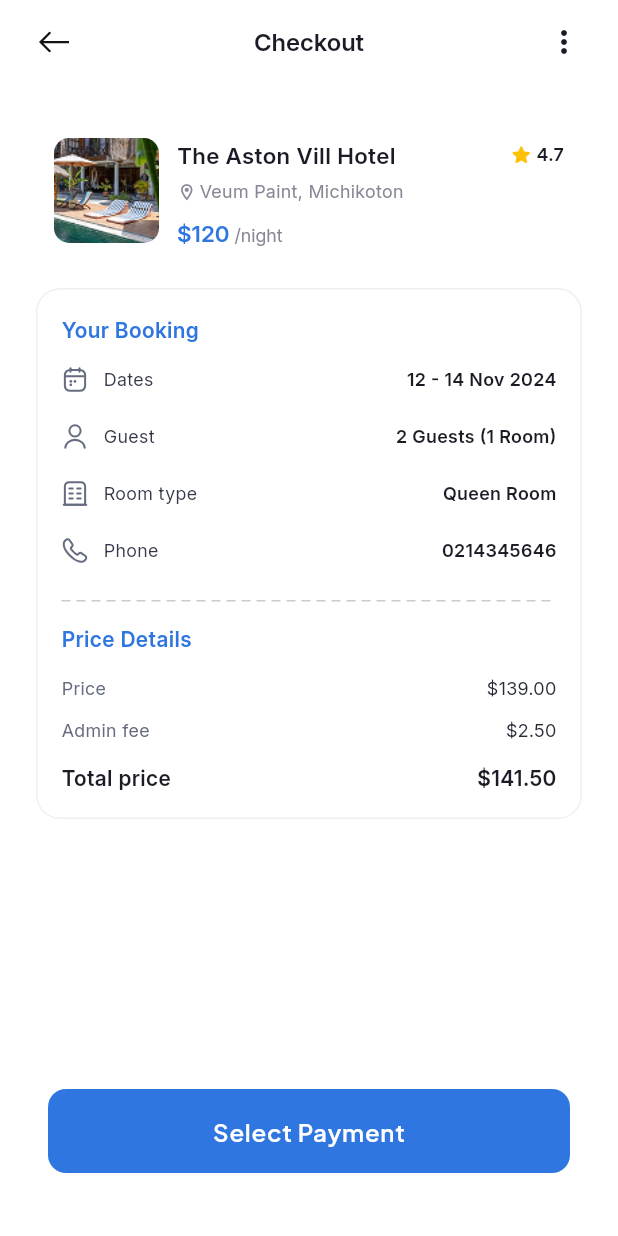
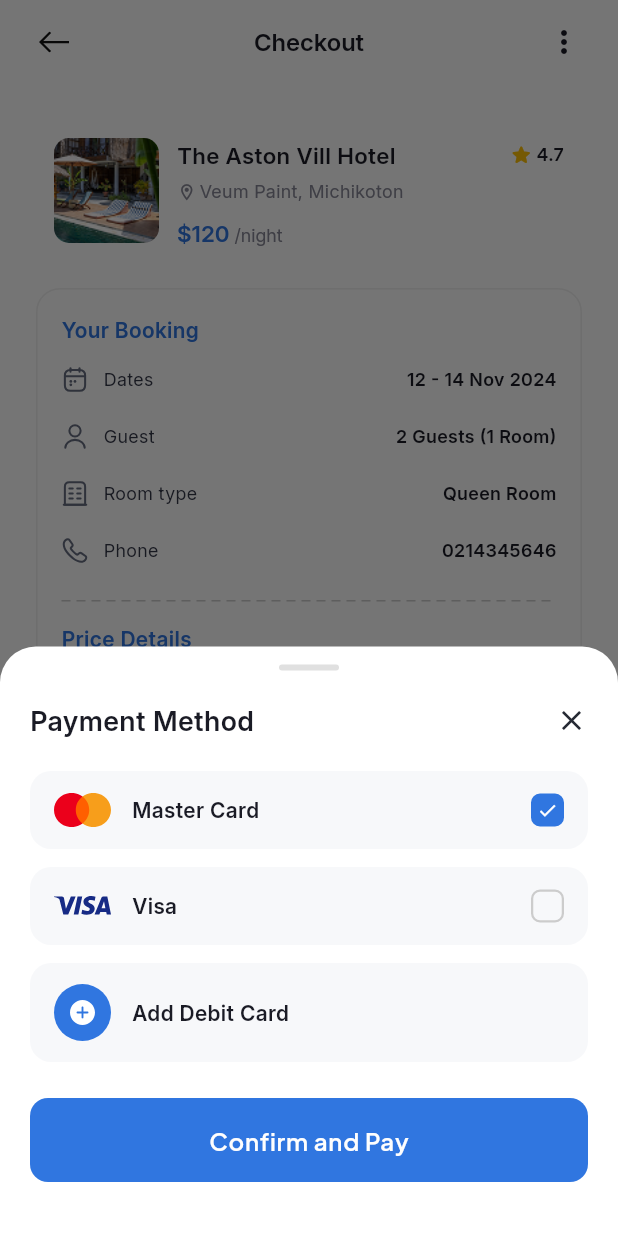
Before and after one commit to sohaib-khalifa/grand_hotel, a Flutter app: the CheckoutScreen screen opened directly, after a tap on "Select Payment", on a phone screen of 412 x 824 dp. Run offline on Flutter 3.47's test engine with Material 3 defaults, Android fonts, the phone set to English and light mode, and no system bars; our stand-ins replace calendar_date_picker2, flutter_svg.

Commit message:
feat(Payment): implement payment method bottom sheet with selection logic
- Create PaymentMethodBottomSheet as StatefulWidget
- Add static helper method to show modal bottom sheet
- Implement payment selection state (MasterCard & Visa)
- Create reusable PaymentOption widget
- Add custom checkbox UI with selected state styling
- Implement "Add Debit Card" action item
- Integrate confirm and pay button with dismiss action
- Apply custom styling and spacing to match design

```diff
--- a/lib/core/constants/app_images.dart
+++ b/lib/core/constants/app_images.dart
@@ -7,6 +7,10 @@ class AppImages {
   static const String calendar2Svg = 'assets/icons/calendar-2.svg';
   static const String callSvg = 'assets/icons/call.svg';
   static const String userSvg = 'assets/icons/user.svg';
+  static const String addCircleSvg = 'assets/icons/add-circle.svg';
+  static const String mastercardSvg = 'assets/icons/mastercard.svg';
+  static const String visaSvg = 'assets/icons/visa.svg';
+
   // Images
   static const String astonVillHotel = 'assets/images/aston-vill-hotel.png';
 
--- a/lib/features/booking_flow/screens/checkout_screen.dart
+++ b/lib/features/booking_flow/screens/checkout_screen.dart
@@ -6,6 +6,7 @@ import 'package:grand_hotel/core/styles/app_color.dart';
 import 'package:grand_hotel/core/styles/app_text_style.dart';
 import 'package:grand_hotel/core/widgets/app_button.dart';
 import 'package:grand_hotel/core/widgets/custom_svg_picture.dart';
+import 'package:grand_hotel/features/booking_flow/screens/payment_method_bottom_sheet.dart';
 import 'package:grand_hotel/features/booking_flow/widgets/booking_row.dart';
 import 'package:grand_hotel/features/booking_flow/widgets/dashed_divider.dart';
 import 'package:grand_hotel/features/booking_flow/widgets/price_row.dart';
@@ -240,7 +241,9 @@ class CheckoutScreen extends StatelessWidget {
           Padding(
             padding: const EdgeInsets.fromLTRB(32, 12, 32, 42),
             child: AppButton(
-              onPressed: () {},
+              onPressed: () {
+                PaymentMethodBottomSheet.show(context);
+              },
               title: 'Select Payment',
               backgroundColor: AppColors.primary600,
             ),
--- /dev/null
+++ b/lib/features/booking_flow/screens/payment_method_bottom_sheet.dart
@@ -0,0 +1,137 @@
+import 'package:flutter/material.dart';
+
+import 'package:grand_hotel/core/constants/app_images.dart';
+import 'package:grand_hotel/core/styles/app_color.dart';
+import 'package:grand_hotel/core/styles/app_text_style.dart';
+import 'package:grand_hotel/core/widgets/app_button.dart';
+import 'package:grand_hotel/core/widgets/custom_svg_picture.dart';
+import 'package:grand_hotel/features/booking_flow/widgets/payment_option.dart';
+
+class PaymentMethodBottomSheet extends StatefulWidget {
+  const PaymentMethodBottomSheet({super.key});
+
+  static void show(BuildContext context) {
+    showModalBottomSheet(
+      context: context,
+      isScrollControlled: true,
+      backgroundColor: Colors.transparent,
+      builder: (context) => const PaymentMethodBottomSheet(),
+    );
+  }
+
+  @override
+  State<PaymentMethodBottomSheet> createState() =>
+      _PaymentMethodBottomSheetState();
+}
+
+class _PaymentMethodBottomSheetState extends State<PaymentMethodBottomSheet> {
+  // 0 = MasterCard, 1 = Visa, null = none
+  int _selected = 0;
+
+  @override
+  Widget build(BuildContext context) {
+    return Container(
+      decoration: const BoxDecoration(
+        color: AppColors.white,
+        borderRadius: BorderRadius.vertical(top: Radius.circular(24)),
+      ),
+      padding: const EdgeInsets.fromLTRB(20, 12, 20, 36),
+      child: Column(
+        mainAxisSize: MainAxisSize.min,
+        children: [
+          // ── Handle ──
+          Container(
+            width: 40,
+            height: 4,
+            decoration: BoxDecoration(
+              color: const Color(0xFFE0E0E0),
+              borderRadius: BorderRadius.circular(2),
+            ),
+          ),
+          const SizedBox(height: 20),
+
+          // ── Title + Close ──
+          Row(
+            mainAxisAlignment: MainAxisAlignment.spaceBetween,
+            children: [
+              Text(
+                'Payment Method',
+                style: AppTextStyles.interBodyMediumSemibold.copyWith(
+                  color: AppColors.grey800,
+                  fontSize: 18,
+                ),
+              ),
+              GestureDetector(
+                onTap: () => Navigator.pop(context),
+                child: const Icon(
+                  Icons.close,
+                  size: 22,
+                  color: AppColors.grey700,
+                ),
+              ),
+            ],
+          ),
+          const SizedBox(height: 20),
+
+          // ── MasterCard ──
+          PaymentOption(
+            icon: CustomSvgPicture(
+              path: AppImages.mastercardSvg,
+              width: 38,
+              height: 24,
+            ),
+            label: 'Master Card',
+            isSelected: _selected == 0,
+            onTap: () => setState(() => _selected = 0),
+          ),
+          const SizedBox(height: 12),
+
+          // ── Visa ──
+          PaymentOption(
+            icon: CustomSvgPicture(
+              path: AppImages.visaSvg,
+              width: 38,
+              height: 24,
+            ),
+            label: 'Visa',
+            isSelected: _selected == 1,
+            onTap: () => setState(() => _selected = 1),
+          ),
+          const SizedBox(height: 12),
+
+          // ── Add Debit Card ──
+          PaymentOption(
+            icon: Container(
+              width: 38,
+              height: 38,
+              decoration: BoxDecoration(
+                color: AppColors.primary600,
+                shape: BoxShape.circle,
+              ),
+              child: Center(
+                child: CustomSvgPicture(
+                  path: AppImages.addCircleSvg,
+                  color: AppColors.white,
+                  width: 20,
+                  height: 20,
+                ),
+              ),
+            ),
+            label: 'Add Debit Card',
+            isSelected: false,
+            showCheckbox: false,
+            onTap: () {},
+          ),
+          const SizedBox(height: 24),
+
+          // ── Confirm and Pay ──
+          AppButton(
+            onPressed: () => Navigator.pop(context),
+            title: 'Confirm and Pay',
+            backgroundColor: AppColors.primary600,
+          ),
+        ],
+      ),
+    );
+  }
+}
--- /dev/null
+++ b/lib/features/booking_flow/widgets/payment_option.dart
@@ -0,0 +1,66 @@
+import 'package:flutter/material.dart';
+import 'package:grand_hotel/core/styles/app_color.dart';
+import 'package:grand_hotel/core/styles/app_text_style.dart';
+
+class PaymentOption extends StatelessWidget {
+  const PaymentOption({
+    super.key,
+    required this.icon,
+    required this.label,
+    required this.isSelected,
+    required this.onTap,
+    this.showCheckbox = true,
+  });
+
+  final Widget icon;
+  final String label;
+  final bool isSelected;
+  final VoidCallback onTap;
+  final bool showCheckbox;
+
+  @override
+  Widget build(BuildContext context) {
+    return GestureDetector(
+      onTap: onTap,
+      child: Container(
+        padding: const EdgeInsets.symmetric(horizontal: 16, vertical: 14),
+        decoration: BoxDecoration(
+          color: const Color(0xFFF7F8FA),
+          borderRadius: BorderRadius.circular(14),
+        ),
+        child: Row(
+          children: [
+            icon,
+            const SizedBox(width: 14),
+            Expanded(
+              child: Text(
+                label,
+                style: AppTextStyles.interBodySmallSemibold.copyWith(
+                  color: AppColors.grey800,
+                ),
+              ),
+            ),
+            if (showCheckbox)
+              Container(
+                width: 22,
+                height: 22,
+                decoration: BoxDecoration(
+                  color: isSelected ? AppColors.primary600 : Colors.transparent,
+                  borderRadius: BorderRadius.circular(6),
+                  border: Border.all(
+                    color: isSelected
+                        ? AppColors.primary600
+                        : const Color(0xFFCCCCCC),
+                    width: 1.5,
+                  ),
+                ),
+                child: isSelected
+                    ? const Icon(Icons.check, size: 14, color: Colors.white)
+                    : null,
+              ),
+          ],
+        ),
+      ),
+    );
+  }
+}
```
Also changed, not shown: assets/icons/add-circle.svg (added), assets/icons/mastercard.svg (added), assets/icons/visa.svg (added).
